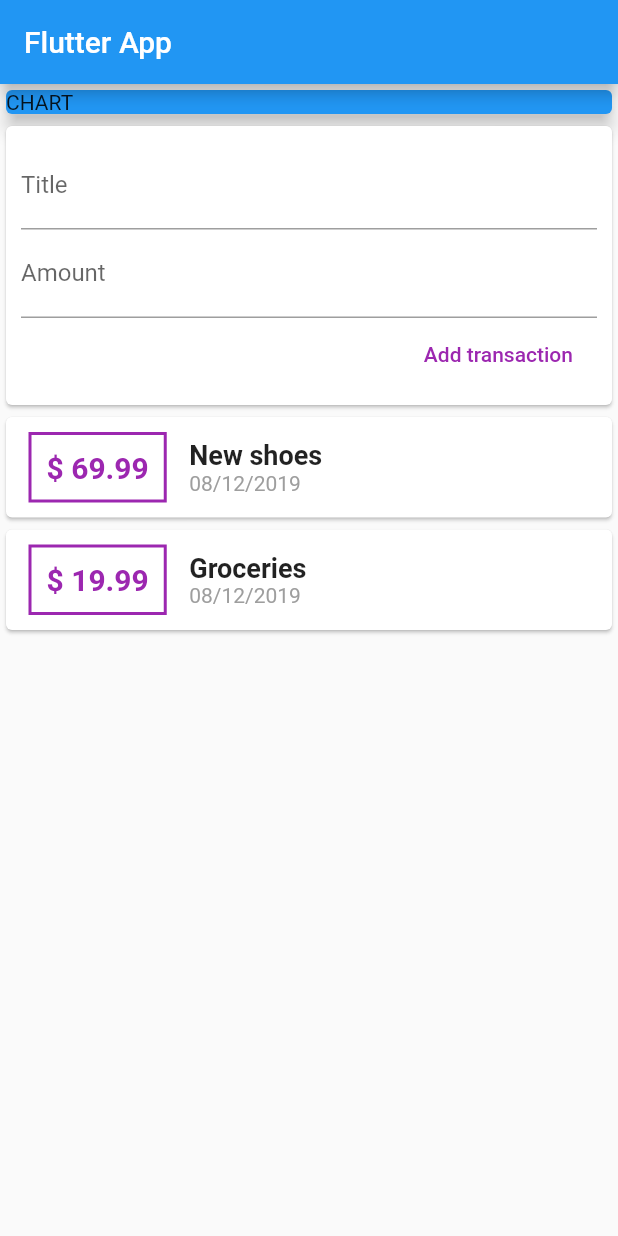
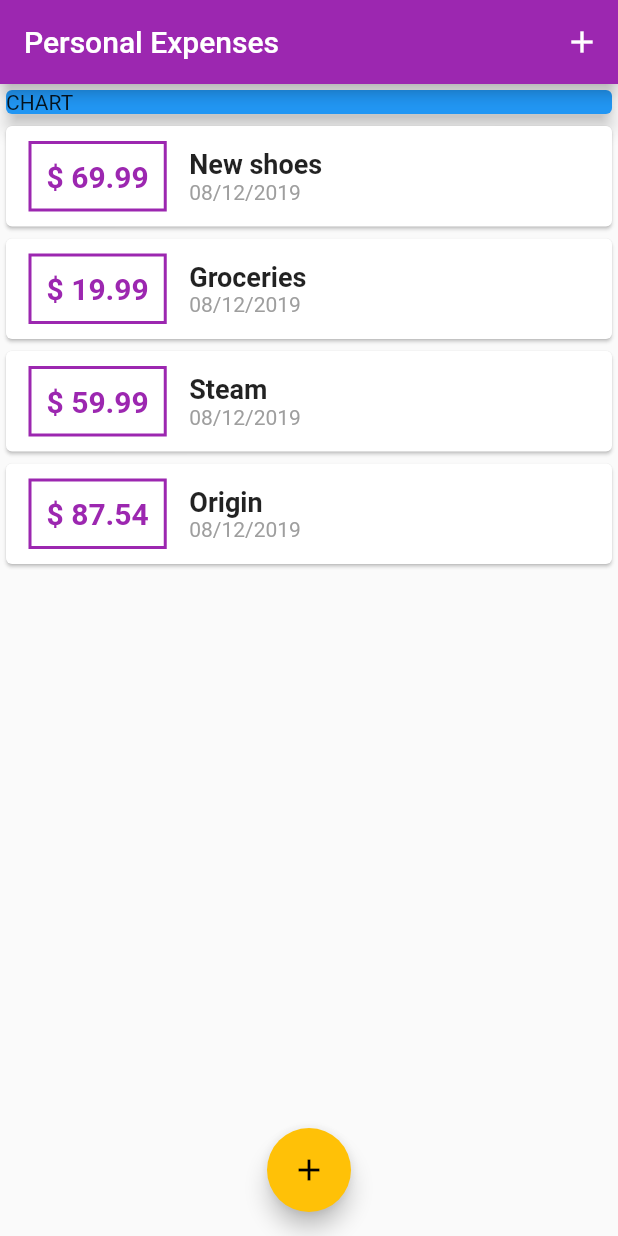
Before and after one commit to lautaguirre/flutter_course, a Flutter app: the screen it shows after launch, on a phone screen of 412 x 824 dp. Run offline on Flutter 3.47's test engine with Material 2 defaults, Android fonts, the phone set to English and light mode, and no system bars.

Commit message:
added theming colors ; refactored widgets to be used in main.dart

```diff
--- a/personal_expenses/lib/main.dart
+++ b/personal_expenses/lib/main.dart
@@ -1,6 +1,8 @@
 import 'package:flutter/material.dart';
 
-import './widgets/user_transactions.dart';
+import './widgets/transaction_list.dart';
+import './widgets/new_transaction.dart';
+import './models/transaction.dart';
 
 void main() => runApp(MyApp());
 
@@ -8,20 +10,65 @@ class MyApp extends StatelessWidget {
   @override
   Widget build(BuildContext context) {
     return MaterialApp(
-      title: 'Flutter Demo',
+      title: 'Personal Expenses',
+      theme: ThemeData(
+        primarySwatch: Colors.purple,
+        accentColor: Colors.amber,
+      ),
       home: MyHomePage(),
     );
   }
 }
 
-class MyHomePage extends StatelessWidget {
+class MyHomePage extends StatefulWidget {
+  @override
+  _MyHomePageState createState() => _MyHomePageState();
+}
+
+class _MyHomePageState extends State<MyHomePage> {
+  final List<Transaction> _userTransactions = [
+    Transaction(id: 't1', title: 'New shoes', amount: 69.99, date: DateTime.now()),
+    Transaction(id: 't2', title: 'Groceries', amount: 19.99, date: DateTime.now()),
+    Transaction(id: 't3', title: 'Steam', amount: 59.99, date: DateTime.now()),
+    Transaction(id: 't4', title: 'Origin', amount: 87.54, date: DateTime.now()),
+    Transaction(id: 't5', title: 'Uplay', amount: 45.95, date: DateTime.now()),
+    Transaction(id: 't6', title: 'Food', amount: 95.25, date: DateTime.now()),
+    Transaction(id: 't7', title: 'Rappi', amount: 63.33, date: DateTime.now()),
+  ];
+
+  void _addNewTransaction(String txTitle, double txAmount) {
+    final newTx = Transaction(
+      title: txTitle,
+      amount: txAmount,
+      date: DateTime.now(),
+      id: DateTime.now().toString()
+    );
+
+    setState(() {
+      _userTransactions.add(newTx);
+    });
+  }
+
+  void _startAddNewTransaction(BuildContext context) {
+    showModalBottomSheet(context: context, builder: (_) {
+      return NewTransaction(_addNewTransaction);
+    });
+  }
+
   @override
   Widget build(BuildContext context) {
     return Scaffold(
       appBar: AppBar(
-        title: Text('Flutter App'),
+        title: Text('Personal Expenses'),
+        actions: <Widget>[
+          IconButton(
+            icon: Icon(Icons.add),
+            onPressed: () => _startAddNewTransaction(context),
           ),
-      body: Column(
+        ],
+      ),
+      body: SingleChildScrollView(
+        child: Column(
           children: <Widget>[
             Card(
               color: Colors.blue,
@@ -31,8 +78,14 @@ class MyHomePage extends StatelessWidget {
                 child: Text('CHART'),
               ),
             ),
-          UserTransactions(),
+            TransactionList(_userTransactions),
           ],
+        ),
+      ),
+      floatingActionButtonLocation: FloatingActionButtonLocation.centerFloat,
+      floatingActionButton: FloatingActionButton(
+        child: Icon(Icons.add),
+        onPressed: () => _startAddNewTransaction(context),
       ),
     );
   }
--- a/personal_expenses/lib/widgets/transaction_list.dart
+++ b/personal_expenses/lib/widgets/transaction_list.dart
@@ -10,38 +10,44 @@ class TransactionList extends StatelessWidget {
 
   @override
   Widget build(BuildContext context) {
-    return Column(
-      children: transactions.map((tx) {
+    return Container(
+      height: 300,
+      child: ListView.builder(
+        itemCount: transactions.length,
+        itemBuilder: (context, index) {
           return Card(
             child: Row(
               children: <Widget>[
                 Container(
+                  margin: EdgeInsets.symmetric(vertical: 10, horizontal: 15),
+                  padding: EdgeInsets.all(10),
+                  decoration: BoxDecoration(
+                    border: Border.all(
+                      color: Theme.of(context).primaryColor,
+                      width: 2,
+                    ),
+                  ),
                   child: Text(
-                  '\$ ${tx.amount}',
+                    '\$ ${transactions[index].amount.toStringAsFixed(2)}',
                     style: TextStyle(
                       fontWeight: FontWeight.bold,
                       fontSize: 20,
-                    color: Colors.purple,
+                      color: Theme.of(context).primaryColor,
                     ),
-                ),
-                margin: EdgeInsets.symmetric(vertical: 10, horizontal: 15),
-                padding: EdgeInsets.all(10),
-                decoration: BoxDecoration(
-                  border: Border.all(color: Colors.purple, width: 2),
                   ),
                 ),
                 Column(
                   crossAxisAlignment: CrossAxisAlignment.start,
                   children: <Widget>[
                     Text(
-                    tx.title,
+                      transactions[index].title,
                       style: TextStyle(
                         fontWeight: FontWeight.bold,
                         fontSize: 18,
                       ),
                     ),
                     Text(
-                    DateFormat('dd/MM/yyyy').format(tx.date),
+                      DateFormat('dd/MM/yyyy').format(transactions[index].date),
                       style: TextStyle(
                         color: Colors.grey,
                       ),
@@ -51,7 +57,8 @@ class TransactionList extends StatelessWidget {
               ],
             ),
           );
-      }).toList(),
+        },
+      ),
     );
   }
 }
--- a/personal_expenses/lib/widgets/user_transactions.dart
+++ /dev/null
@@ -1,36 +0,0 @@
-import 'package:flutter/material.dart';
-
-import './new_transaction.dart';
-import './transaction_list.dart';
-
-import '../models/transaction.dart';
-
-class UserTransactions extends StatefulWidget {
-  @override
-  _UserTransactionsState createState() => _UserTransactionsState();
-}
-
-class _UserTransactionsState extends State<UserTransactions> {
-  final List<Transaction> _userTransactions = [
-    Transaction(id: 't1', title: 'New shoes', amount: 69.99, date: DateTime.now()),
-    Transaction(id: 't2', title: 'Groceries', amount: 19.99, date: DateTime.now()),
-  ];
-
-  void _addNewTransaction(String txTitle, double txAmount) {
-    final newTx = Transaction(title: txTitle, amount: txAmount, date: DateTime.now(), id: DateTime.now().toString());
-
-    setState(() {
-      _userTransactions.add(newTx);
-    });
-  }
-
-  @override
-  Widget build(BuildContext context) {
-    return Column(
-      children: <Widget>[
-        NewTransaction(_addNewTransaction),
-        TransactionList(_userTransactions),
-      ],
-    );
-  }
-}
```
Also changed, not shown: personal_expenses/lib/widgets/new_transaction.dart (+30 -5 lines). Lines whose indentation alone changed are shown as unchanged.
